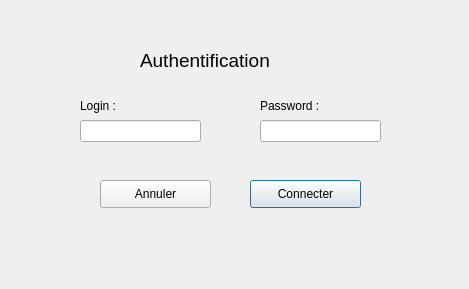
The window that QtProject/login.ui (ThomChar/QTProjectCpp) describes before a commit, drawn with Qt 5.
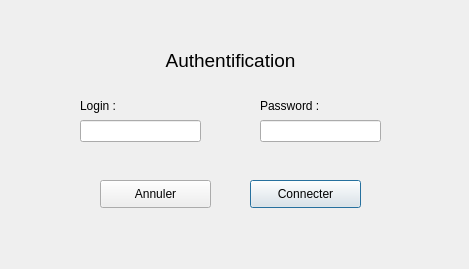
The same window after the commit.

```diff
--- a/QtProject/login.ui
+++ b/QtProject/login.ui
@@ -7,7 +7,7 @@
     <x>0</x>
     <y>0</y>
     <width>469</width>
-    <height>289</height>
+    <height>269</height>
    </rect>
   </property>
   <property name="windowTitle">
@@ -16,7 +16,7 @@
   <widget class="QLabel" name="label">
    <property name="geometry">
     <rect>
-     <x>140</x>
+     <x>150</x>
      <y>40</y>
      <width>161</width>
      <height>41</height>
@@ -32,6 +32,9 @@
    <property name="text">
     <string>Authentification</string>
    </property>
+   <property name="alignment">
+    <set>Qt::AlignCenter</set>
+   </property>
   </widget>
   <widget class="QPushButton" name="pushButton">
    <property name="geometry">
```
